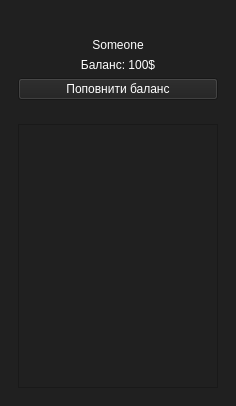
Lekantrop-gd/CourseProject, file Foxlike/profilewindow.ui: the form before one commit.
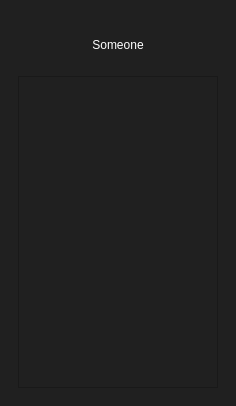
The form after the commit. Icons and pictures are not drawn.

Patch:
```diff
--- a/Foxlike/profilewindow.ui
+++ b/Foxlike/profilewindow.ui
@@ -57,23 +57,6 @@
          </property>
         </widget>
        </item>
-       <item row="3" column="1">
-        <widget class="QPushButton" name="pushButton">
-         <property name="text">
-          <string>Поповнити баланс</string>
-         </property>
-        </widget>
-       </item>
-       <item row="2" column="1">
-        <widget class="QLabel" name="label_3">
-         <property name="text">
-          <string>Баланс: 100$</string>
-         </property>
-         <property name="alignment">
-          <set>Qt::AlignCenter</set>
-         </property>
-        </widget>
-       </item>
       </layout>
      </widget>
     </item>
@@ -99,7 +82,7 @@
               <x>0</x>
               <y>0</y>
               <width>196</width>
-              <height>68</height>
+              <height>120</height>
              </rect>
             </property>
            </widget>
```
